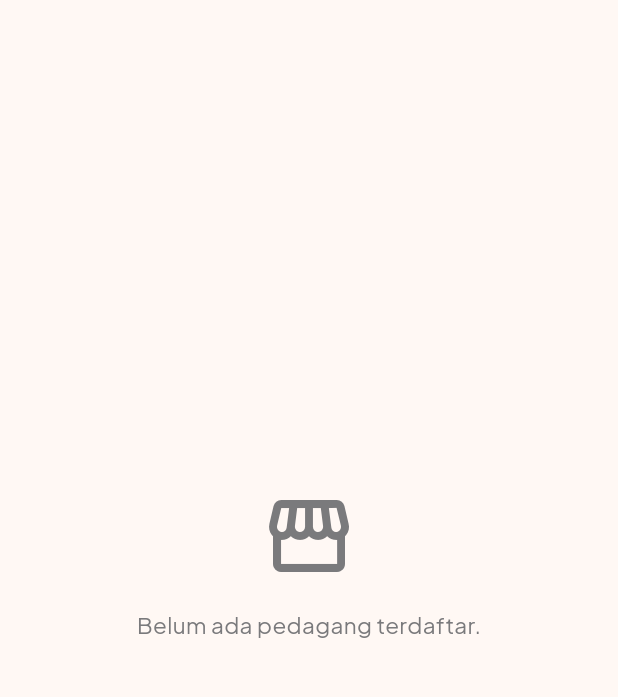
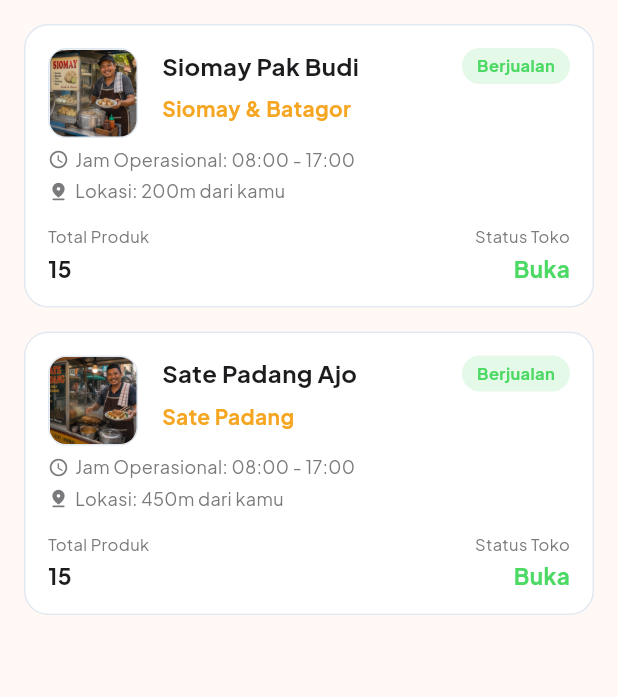
Before and after one commit to hamimgg/ASONGAN, a Flutter app: the OrderScreen screen opened directly, on a phone screen of 412 x 824 dp, the part 108-805 px from its top. Run offline on Flutter 3.47's test engine with Material 3 defaults, Android fonts, the phone set to English and light mode, and no system bars; our stand-ins replace cloud_firestore, firebase_auth, firebase_core, flutter_svg, geocoding, geolocator and 6 more; accounts and stored records are empty.

Commit message:
fitur crud dummy data

```diff
--- a/lib/features/buyer/model/buyer_dummy_data.dart
+++ b/lib/features/buyer/model/buyer_dummy_data.dart
@@ -40,7 +40,7 @@ final List<NearbySeller> dummyNearbySellers = [
     distance: '200m dari kamu',
     rating: 4.8,
     isSelling: true,
-    imagePath: 'assets/images/siomay.png',
+    imagePath: 'assets/images/tukang_siomay.png',
   ),
   NearbySeller(
     id: 's2',
@@ -48,7 +48,7 @@ final List<NearbySeller> dummyNearbySellers = [
     distance: '450m dari kamu',
     rating: 4.5,
     isSelling: true,
-    imagePath: 'assets/images/sate.png',
+    imagePath: 'assets/images/tukang_satepadang.png',
   ),
 ];
 
@@ -58,7 +58,7 @@ final List<RecommendedProduct> dummyRecommendedProducts = [
     sellerId: 's3',
     name: 'Es Cendol Durian',
     price: 15000,
-    imagePath: 'assets/images/cendol.png',
+    imagePath: 'assets/images/es_cendol.png',
   ),
   RecommendedProduct(
     id: 'p2',
--- a/lib/features/buyer/presentation/pages/order_screen.dart
+++ b/lib/features/buyer/presentation/pages/order_screen.dart
@@ -2,6 +2,7 @@ import 'dart:io';
 import 'package:asongan_app/core/theme/app_colors.dart';
 import 'package:asongan_app/features/auth/data/db_helper.dart';
 import 'package:asongan_app/features/auth/model/user_model_sql.dart';
+import 'package:asongan_app/features/buyer/model/buyer_dummy_data.dart';
 import 'package:asongan_app/features/buyer/presentation/pages/buyer_store_detail_screen.dart';
 import 'package:asongan_app/main.dart';
 import 'package:flutter/material.dart';
@@ -132,7 +133,9 @@ class _OrderScreenState extends State<OrderScreen> {
         ? const Color(0xFF9A9A9A)
         : const Color(0xFF7A7A7C);
 
-    if (_pedagangList.isEmpty) {
+    final totalCount = _pedagangList.length + dummyNearbySellers.length;
+
+    if (totalCount == 0) {
       return Center(
         child: Column(
           mainAxisAlignment: MainAxisAlignment.center,
@@ -154,11 +157,40 @@ class _OrderScreenState extends State<OrderScreen> {
 
     return ListView.builder(
       padding: const EdgeInsets.symmetric(horizontal: 16, vertical: 16),
-      itemCount: _pedagangList.length,
+      itemCount: totalCount,
       itemBuilder: (context, index) {
+        final bool isReal = index < _pedagangList.length;
+
+        String name;
+        bool isBerjualan;
+        String? fotoToko;
+        String jamOperasional;
+        String lokasi;
+        String jenisProduk;
+        int totalStok;
+
+        if (isReal) {
           final pedagang = _pedagangList[index];
-        final isBerjualan = pedagang.statusJualan ?? true;
-        final totalStok = _totalStokMap[pedagang.id] ?? 0;
+          name = pedagang.namaToko ?? pedagang.nama ?? 'Toko Asongan';
+          isBerjualan = pedagang.statusJualan ?? true;
+          fotoToko = pedagang.fotoToko;
+          jamOperasional = pedagang.jamOperasional == null || pedagang.jamOperasional!.isEmpty ? 'Tidak ditentukan' : pedagang.jamOperasional!;
+          lokasi = pedagang.lokasi ?? '';
+          jenisProduk = pedagang.namaMakanan ?? pedagang.jenisProduk ?? 'Makanan & Minuman';
+          totalStok = _totalStokMap[pedagang.id] ?? 0;
+        } else {
+          final dummyIndex = index - _pedagangList.length;
+          final seller = dummyNearbySellers[dummyIndex];
+          name = seller.name;
+          isBerjualan = seller.isSelling;
+          fotoToko = seller.imagePath;
+          jamOperasional = "08:00 - 17:00";
+          lokasi = seller.distance;
+          jenisProduk = seller.name.toLowerCase().contains("siomay")
+              ? "Siomay & Batagor"
+              : (seller.name.toLowerCase().contains("sate") ? "Sate Padang" : "Makanan & Minuman");
+          totalStok = 15;
+        }
 
         return Card(
           color: cardBg,
@@ -173,8 +205,12 @@ class _OrderScreenState extends State<OrderScreen> {
               Navigator.push(
                 context,
                 MaterialPageRoute(
-                  builder: (context) =>
-                      BuyerStoreDetailScreen(dbSeller: pedagang),
+                  builder: (context) => BuyerStoreDetailScreen(
+                    dbSeller: isReal ? _pedagangList[index] : null,
+                    dummySeller: !isReal
+                        ? dummyNearbySellers[index - _pedagangList.length]
+                        : null,
+                  ),
                 ),
               );
             },
@@ -196,11 +232,19 @@ class _OrderScreenState extends State<OrderScreen> {
                           borderRadius: BorderRadius.circular(12),
                           border: Border.all(color: cardBorderColor),
                         ),
-                        child: pedagang.fotoToko != null && pedagang.fotoToko!.isNotEmpty
+                        child: fotoToko != null && fotoToko.isNotEmpty
+                            ? (fotoToko.startsWith('assets/')
                                 ? ClipRRect(
                                     borderRadius: BorderRadius.circular(11),
+                                    child: Image.asset(
+                                      fotoToko,
+                                      fit: BoxFit.cover,
+                                    ),
+                                  )
+                                : ClipRRect(
+                                    borderRadius: BorderRadius.circular(11),
                                     child: Image.file(
-                                  File(pedagang.fotoToko!),
+                                      File(fotoToko),
                                       fit: BoxFit.cover,
                                       errorBuilder: (c, e, s) => const Icon(
                                         Icons.storefront_rounded,
@@ -208,7 +252,7 @@ class _OrderScreenState extends State<OrderScreen> {
                                         size: 30,
                                       ),
                                     ),
-                              )
+                                  ))
                             : const Icon(
                                 Icons.storefront_rounded,
                                 color: AppColors.accent,
@@ -226,7 +270,7 @@ class _OrderScreenState extends State<OrderScreen> {
                               children: [
                                 Expanded(
                                   child: Text(
-                                    pedagang.namaToko ?? pedagang.nama ?? 'Toko Asongan',
+                                    name,
                                     style: TextStyle(
                                       color: textColor,
                                       fontSize: 16,
@@ -264,9 +308,7 @@ class _OrderScreenState extends State<OrderScreen> {
                             ),
                             const SizedBox(height: 6),
                             Text(
-                              pedagang.namaMakanan ??
-                                  pedagang.jenisProduk ??
-                                  'Makanan & Minuman',
+                              jenisProduk,
                               style: const TextStyle(
                                 color: Color(0xFFF5A623),
                                 fontSize: 14,
@@ -289,7 +331,7 @@ class _OrderScreenState extends State<OrderScreen> {
                       ),
                       const SizedBox(width: 4),
                       Text(
-                        "Jam Operasional: ${pedagang.jamOperasional == null || pedagang.jamOperasional!.isEmpty ? 'Tidak ditentukan' : pedagang.jamOperasional}",
+                        "Jam Operasional: $jamOperasional",
                         style: TextStyle(
                           color: subtitleColor,
                           fontSize: 12,
@@ -298,8 +340,7 @@ class _OrderScreenState extends State<OrderScreen> {
                       ),
                     ],
                   ),
-                  if (pedagang.lokasi != null &&
-                      pedagang.lokasi!.isNotEmpty) ...[
+                  if (lokasi.isNotEmpty) ...[
                     const SizedBox(height: 4),
                     Row(
                       children: [
@@ -310,7 +351,7 @@ class _OrderScreenState extends State<OrderScreen> {
                         ),
                         const SizedBox(width: 4),
                         Text(
-                          "Lokasi: ${pedagang.lokasi}",
+                          "Lokasi: $lokasi",
                           style: TextStyle(
                             color: subtitleColor,
                             fontSize: 12,
--- a/pubspec.yaml
+++ b/pubspec.yaml
@@ -16,7 +16,7 @@ publish_to: 'none' # Remove this line if you wish to publish to pub.dev
 # https://developer.apple.com/library/archive/documentation/General/Reference/InfoPlistKeyReference/Articles/CoreFoundationKeys.html
 # In Windows, build-name is used as the major, minor, and patch parts
 # of the product and file versions while build-number is used as the build suffix.
-version: 1.0.0+1
+version: 1.0.0+2
 
 environment:
   sdk: ^3.11.5
```
Also changed, not shown: lib/features/buyer/presentation/pages/buyer_home_screen.dart (+13 -2 lines), lib/features/buyer/presentation/pages/explore_screen.dart (+77 -7 lines), 5 other files. Lines whose indentation alone changed are shown as unchanged.
